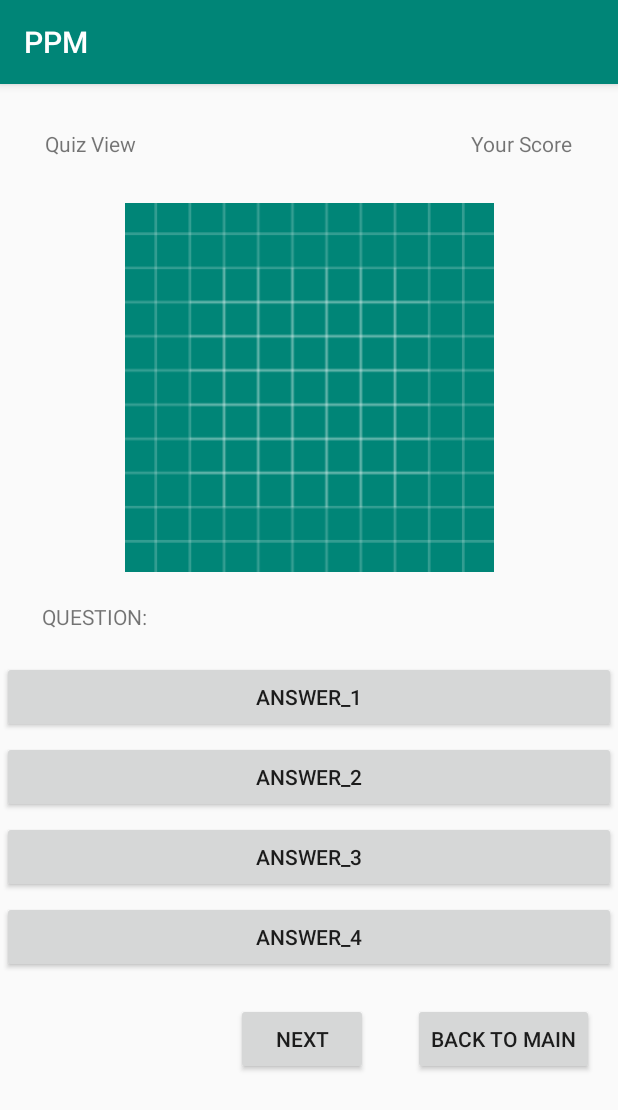
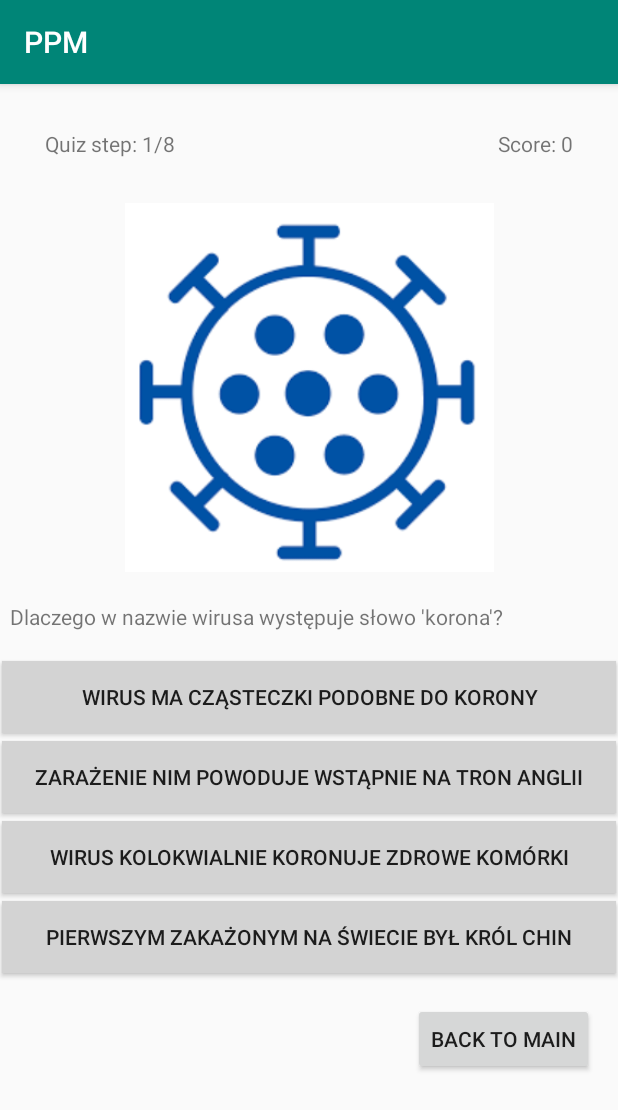
Before and after one commit to ravczar/PAMO, an Android app: the screen it shows after launch (Quiz), after a tap on "QUIZ", on a phone screen of 412 x 824 dp. Shown: the top 1110 px of the screen. Run offline under Robolectric (Android 15) with nearby library versions, the phone set to English and light mode, and no system bars.

Commit message:
quiz is finished

```diff
--- a/PPM/app/src/main/java/com/pjatk/s16281/MainActivity.java
+++ b/PPM/app/src/main/java/com/pjatk/s16281/MainActivity.java
@@ -13,7 +13,7 @@ import java.text.DecimalFormat;
 
 public class MainActivity extends AppCompatActivity {
     private double bmiValue, ppmValue, heightValue, weightValue, ageValue ;
-    private int scoreValue;
+    private int scoreValue, questionCount;
     private String sexValue;
     private Button bmiButton,ppmButton, recipeButton, quizButton, chartButton;
     private TextView bmiView, ppmView, sexView, quizView;
@@ -152,8 +152,10 @@ public class MainActivity extends AppCompatActivity {
             case (3) : {
                 if (resultCode == Activity.RESULT_OK) {
                     scoreValue = data.getIntExtra("score_return", 0);
+                    questionCount = data.getIntExtra("question_count_return", 0);
                     if (scoreValue != 0 && scoreValue > 0) {
-                        quizView.setText(Integer.toString(scoreValue));
+                        double percent  = (double)scoreValue/(double)questionCount*100;
+                        quizView.setText(Double.toString(percent) + " %");
                     }
                 }
                 break;
--- a/PPM/app/src/main/java/com/pjatk/s16281/Quiz.java
+++ b/PPM/app/src/main/java/com/pjatk/s16281/Quiz.java
@@ -24,10 +24,10 @@ public class Quiz extends AppCompatActivity {
     private Button[] answerButtons;
     private TextView questionView, quizTitleView, scoreView;
     private ImageView questionImage;
-    private int score, questionId, step;
+    private int score, questionId, step, questionsTotalCount;
     private QuestionDatabase questions;
     private QuestionItem selectedQuestion;
-    private Boolean answeredCorrect;
+    private Boolean answeredCorrect, answerAlreadyGiven;
 
     @Override
     protected void onCreate(Bundle savedInstanceState) {
@@ -52,16 +52,15 @@ public class Quiz extends AppCompatActivity {
         score = 0;
         step = 1;
         answeredCorrect = false;
+        answerAlreadyGiven = false;
         try{
             questions = new QuestionDatabase();
+            questionsTotalCount = questions.getQuestionCount();
+            nextQuestion();
         }
         catch(Exception ex){
             Log.e("Error", ex.getMessage());
         }
-
-        // set images
-        Drawable newPicture = getResources().getDrawable(R.drawable.ic_launcher_background);
-        questionImage.setImageDrawable(newPicture);
 
         //Back to main activity listener
         backToMainButton.setOnClickListener(new View.OnClickListener(){
@@ -74,6 +73,7 @@ public class Quiz extends AppCompatActivity {
             @Override
             public void onClick(View v){
                 try{
+                    score = 0;
                     nextQuestion();
                 }
                 catch (CloneNotSupportedException e){
@@ -86,6 +86,7 @@ public class Quiz extends AppCompatActivity {
             public void onClick(View v){
                 setDefaultButtonBackgroundToAllAnswersBtns();
                 CheckSelectedAnswer(answer1Btn);
+                answerAlreadyGiven = true;
                 try{
                     nextQuestion();
                 } catch (Exception e){
@@ -98,6 +99,7 @@ public class Quiz extends AppCompatActivity {
             public void onClick(View v){
                 setDefaultButtonBackgroundToAllAnswersBtns();
                 CheckSelectedAnswer(answer2Btn);
+                answerAlreadyGiven = true;
                 try{
                     nextQuestion();
                 } catch (Exception e){
@@ -111,6 +113,7 @@ public class Quiz extends AppCompatActivity {
             public void onClick(View v){
                 setDefaultButtonBackgroundToAllAnswersBtns();
                 CheckSelectedAnswer(answer3Btn);
+                answerAlreadyGiven = true;
                 try{
                     nextQuestion();
                 } catch (Exception e){
@@ -123,6 +126,7 @@ public class Quiz extends AppCompatActivity {
             public void onClick(View v){
                 setDefaultButtonBackgroundToAllAnswersBtns();
                 CheckSelectedAnswer(answer4Btn);
+                answerAlreadyGiven = true;
                 try{
                     nextQuestion();
                 } catch (Exception e){
@@ -140,6 +144,7 @@ public class Quiz extends AppCompatActivity {
     private void returnToMainActivity(){
         Intent resultIntent = new Intent();
         resultIntent.putExtra("score_return", getScoreValue());
+        resultIntent.putExtra("question_count_return", questionsTotalCount);
         setResult(Activity.RESULT_OK, resultIntent);
         finish();
     }
@@ -162,23 +167,26 @@ public class Quiz extends AppCompatActivity {
 
         //Set question and answers
         setDefaultButtonBackgroundToAllAnswersBtns();
-        quizTitleView.setText("Quiz step: " + step);
+        quizTitleView.setText("Quiz step: " + step + "/8");
         questionView.setText(selectedQuestion.getQuestion());
         answer1Btn.setText(selectedQuestion.getAnswerById(0));
         answer2Btn.setText(selectedQuestion.getAnswerById(1));
         answer3Btn.setText(selectedQuestion.getAnswerById(2));
         answer4Btn.setText(selectedQuestion.getAnswerById(3));
+        scoreView.setText("Score: " + score);
+
+        // Display on View
+        displayAllQuizRelatedItems();
 
         // Check if we do not exceed number of available questions
-        if(questionId < size ){
-            score = answeredCorrect ? ++score : score;
-            scoreView.setText("Score: " + score);
+        if(questionId <= size-1 ){
             questionId ++;
             step ++;
         }
         else{
             questionId = 1;
             step = 1;
+            hideAllQuizRelatedItems();
         }
 
     }
@@ -196,16 +204,18 @@ public class Quiz extends AppCompatActivity {
         if(selectedQuestion.getCorrectAnswer() == answer){
             answeredCorrect = true;
             selectedBtn.setBackgroundColor(getResources().getColor(R.color.colorSuccess));
-            makeAnswerAssesmentToast(answeredCorrect);
+            makeAnswerAssessmentToast(answeredCorrect);
+            score = answeredCorrect ? ++score : score;
+
         }
         else{
             answeredCorrect = false;
             selectedBtn.setBackgroundColor(getResources().getColor(R.color.colorFailure));
-            makeAnswerAssesmentToast(answeredCorrect);
+            makeAnswerAssessmentToast(answeredCorrect);
         }
     }
 
-    private void makeAnswerAssesmentToast(Boolean answerStatus){
+    private void makeAnswerAssessmentToast(Boolean answerStatus){
         String text = answerStatus ? "Success :)" : "Failure :(";
         int toastBg = answerStatus ? getResources().getColor(R.color.colorSuccess) : getResources().getColor(R.color.colorFailure);
 
@@ -216,4 +226,26 @@ public class Quiz extends AppCompatActivity {
         myToast.show();
     }
 
+    private void hideAllQuizRelatedItems(){
+        quizTitleView.setVisibility(View.INVISIBLE);
+        questionImage.setVisibility(View.INVISIBLE);
+        questionView.setVisibility(View.INVISIBLE);
+        answer1Btn.setVisibility(View.INVISIBLE);
+        answer2Btn.setVisibility(View.INVISIBLE);
+        answer3Btn.setVisibility(View.INVISIBLE);
+        answer4Btn.setVisibility(View.INVISIBLE);
+        nextQuestionButton.setVisibility(View.VISIBLE);
+    }
+
+    private void displayAllQuizRelatedItems(){
+        quizTitleView.setVisibility(View.VISIBLE);
+        questionImage.setVisibility(View.VISIBLE);
+        questionView.setVisibility(View.VISIBLE);
+        answer1Btn.setVisibility(View.VISIBLE);
+        answer2Btn.setVisibility(View.VISIBLE);
+        answer3Btn.setVisibility(View.VISIBLE);
+        answer4Btn.setVisibility(View.VISIBLE);
+        nextQuestionButton.setVisibility(View.INVISIBLE);
+    }
+
 }
--- a/PPM/app/src/main/java/com/pjatk/s16281/model/QuestionDatabase.java
+++ b/PPM/app/src/main/java/com/pjatk/s16281/model/QuestionDatabase.java
@@ -11,6 +11,7 @@ public class QuestionDatabase {
         addQuestionToDatabase();
     }
 
+    public int getQuestionCount() { return questions.size()-1; } // one fake question
     public QuestionItem getQuestionById(int id){ return questions.get(id-1); }
     public QuestionItem getQuestionCloneById(int id) throws CloneNotSupportedException {
         return questions.get(id-1).clone();
@@ -21,6 +22,7 @@ public class QuestionDatabase {
     }
 
     private void addQuestionToDatabase(){
+        // Q1
         questions.add(new QuestionItem(
                 "Dlaczego w nazwie wirusa występuje słowo 'korona'? ",
                 R.drawable.korona4,
@@ -29,6 +31,7 @@ public class QuestionDatabase {
                 "pierwszym zakażonym na świecie był król Chin",
                 "wirus kolokwialnie koronuje zdrowe komórki"
         ));
+        // Q2
         questions.add(new QuestionItem(
                 "Jak brzmi pełna nazwa koronawirusa? ",
                 R.drawable.korona7,
@@ -37,6 +40,7 @@ public class QuestionDatabase {
                 "nCov-2019",
                 "Covid-19"
         ));
+        // Q3
         questions.add(new QuestionItem(
                 "Jaką chorobę powoduje nowy koronawirus? ",
                 R.drawable.korona5,
@@ -45,6 +49,7 @@ public class QuestionDatabase {
                 "niechęć do Javy",
                 "konwersję na LGBT"
         ));
+        // Q4
         questions.add(new QuestionItem(
                 "Jaką chronić się przed wirusem? ",
                 R.drawable.korona6,
@@ -53,6 +58,7 @@ public class QuestionDatabase {
                 "przestać wychodzić w domu",
                 "jeść dużo nabiału"
         ));
+        // Q5
         questions.add(new QuestionItem(
                 "Ile czasu powinno trwać właściwe mycie rąk? ",
                 R.drawable.korona2,
@@ -61,6 +67,7 @@ public class QuestionDatabase {
                 "10 sekund",
                 "tyle co Zdrowaś Mario"
         ));
+        // Q6
         questions.add(new QuestionItem(
                 "Co należy zrobić kiedy podejrzewamy zakażenie wirusem? ",
                 R.drawable.korona8,
@@ -69,14 +76,16 @@ public class QuestionDatabase {
                 "pojechać autobusem do przychodni",
                 "zadzwonić po AS Bytom"
         ));
+        //Q7
         questions.add(new QuestionItem(
-                "Jakie obiawy daje zakażenie koronawirusem? ",
+                "Jakie objawy daje zakażenie koronawirusem? ",
                 R.drawable.korona3,
                 "kaszel, duszności, ból mięśni, gorączka",
                 "katar, biegunka, ból głowy",
                 "wysypka, biegunka, ból brzucha",
                 "przekrwione oczy, wypadanie włosów"
         ));
+        //Q8
         questions.add(new QuestionItem(
                 "Co chroni przed zakażeniem koronawirusem? ",
                 R.drawable.korona1,
@@ -85,6 +94,15 @@ public class QuestionDatabase {
                 "prezerywatywy",
                 "szczepienia przeciw grypie"
         ));
+        //Q9 - empty
+        questions.add(new QuestionItem(
+                "Empty ",
+                R.drawable.ic_launcher_background,
+                "Empty",
+                "Empty",
+                "Empty",
+                "Empty"
+        ));
 
 
     }
--- a/PPM/app/src/main/res/layout/quiz.xml
+++ b/PPM/app/src/main/res/layout/quiz.xml
@@ -55,7 +55,7 @@
         android:layout_height="wrap_content"
         android:layout_marginTop="20dp"
         android:layout_marginEnd="30dp"
-        android:text="next"
+        android:text="Again"
         app:layout_constraintBottom_toBottomOf="parent"
         app:layout_constraintEnd_toStartOf="@+id/quiz_back"
         app:layout_constraintHorizontal_bias="1.0"
```
